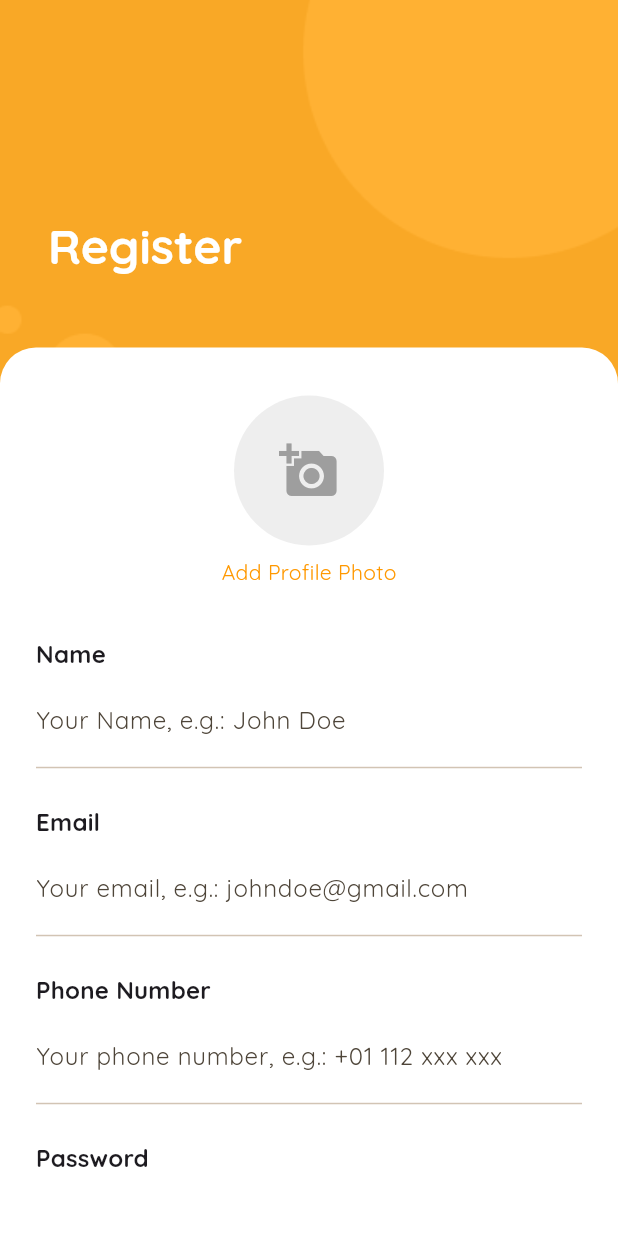
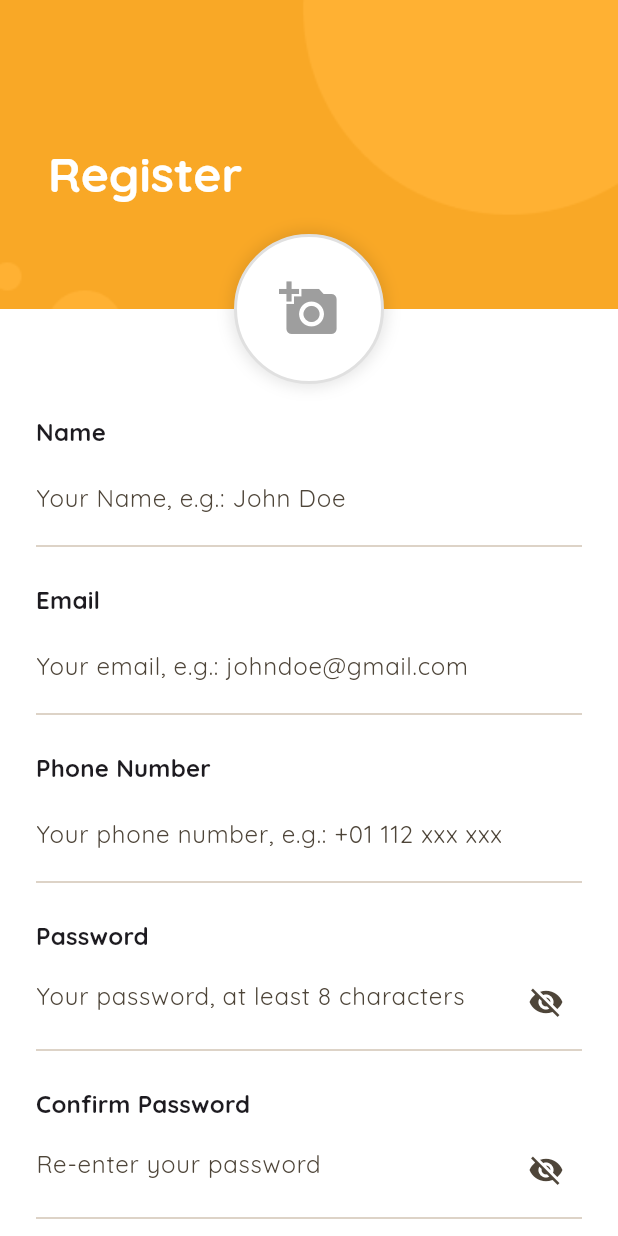
Before and after one commit to salma-elmaghawry/IEEE-Task1, a Flutter app: the RegisterScreen screen opened directly, on a phone screen of 412 x 824 dp. Run offline on Flutter 3.47's test engine with Material 3 defaults, Android fonts, the phone set to English and light mode, and no system bars; our stand-ins replace google_fonts, image_picker.

Commit message:
image picker done

```diff
--- a/lib/auth/register.dart
+++ b/lib/auth/register.dart
@@ -1,5 +1,6 @@
 import 'dart:io';
 
+import 'package:auth/auth/login.dart';
 import 'package:auth/auth/widgets/auth_header.dart';
 import 'package:flutter/material.dart';
 import 'package:flutter/gestures.dart';
@@ -37,72 +38,66 @@ class _RegisterScreenState extends State<RegisterScreen> {
   @override
   Widget build(BuildContext context) {
     final theme = Theme.of(context);
-
+    final size = MediaQuery.of(context).size;
     return Scaffold(
       backgroundColor: Colors.white,
-      body: Form(
-        key: _formKey,
-        child: Column(
+      body: Stack(
         children: [
-            const AuthHeader(
-              title: 'Register',
-              backgroundImage: 'assets/bg.png',
+          Column(
+            children: [
+              // Auth Header Only (no Stack)
+              Container(
+                height:
+                    size.height *
+                    0.25, // Reduced height to accommodate profile circle
+                width: double.infinity,
+                decoration: const BoxDecoration(
+                  image: DecorationImage(
+                    image: AssetImage('assets/bg.png'),
+                    fit: BoxFit.cover,
                   ),
+                ),
+                child: Padding(
+                  padding: const EdgeInsets.only(left: 32, bottom: 70),
+                  child: Align(
+                    alignment: Alignment.bottomLeft,
+                    child: Text(
+                      'Register',
+                      style: theme.textTheme.headlineMedium?.copyWith(
+                        color: Colors.white,
+                        fontWeight: FontWeight.bold,
+                        fontSize: 32,
+                      ),
+                    ),
+                  ),
+                ),
+              ),
+              // White Container
               Expanded(
-              child: Transform.translate(
-                offset: const Offset(0, -32),
                 child: Container(
                   width: double.infinity,
+                  margin: const EdgeInsets.only(
+                    top: 50,
+                  ), // Space for profile circle
                   decoration: BoxDecoration(
                     color: Colors.white,
-                    borderRadius: const BorderRadius.vertical(
+                    borderRadius: BorderRadius.vertical(
                       top: Radius.circular(24),
                     ),
                   ),
                   child: SingleChildScrollView(
-                    padding: const EdgeInsets.symmetric(
-                      horizontal: 24,
-                      vertical: 32,
+                    padding: const EdgeInsets.only(
+                      top: 20,
+                      left: 24,
+                      right: 24,
+                      bottom: 32,
                     ),
+                    child: Form(
+                      key: _formKey,
                       child: Column(
-                      children: [
-                        // Profile Photo Section - Now at the very top
-                        Column(
-                          children: [
-                            GestureDetector(
-                              onTap: _pickImage,
-                              child: CircleAvatar(
-                                radius: 50,
-                                backgroundColor: Colors.grey[200],
-                                backgroundImage:
-                                    _profileImage != null
-                                        ? FileImage(_profileImage!)
-                                        : null,
-                                child:
-                                    _profileImage == null
-                                        ? const Icon(
-                                          Icons.add_a_photo,
-                                          size: 40,
-                                          color: Colors.grey,
-                                        )
-                                        : null,
-                              ),
-                            ),
-                            const SizedBox(height: 8),
-                            Text(
-                              'Add Profile Photo',
-                              style: theme.textTheme.bodyMedium?.copyWith(
-                                color: Colors.orange,
-                              ),
-                            ),
-                          ],
-                        ),
-                        const SizedBox(height: 32),
-
-                        // Name Field
-                        Column(
                         crossAxisAlignment: CrossAxisAlignment.start,
                         children: [
+                          // Name Field
                           Text(
                             'Name',
                             style: theme.textTheme.titleMedium?.copyWith(
@@ -115,9 +110,7 @@ class _RegisterScreenState extends State<RegisterScreen> {
                             decoration: const InputDecoration(
                               hintText: 'Your Name, e.g.: John Doe',
                               border: InputBorder.none,
-                                contentPadding: EdgeInsets.symmetric(
-                                  vertical: 8,
-                                ),
+                              contentPadding: EdgeInsets.symmetric(vertical: 8),
                             ),
                             validator: (value) {
                               if (value == null || value.isEmpty) {
@@ -127,14 +120,9 @@ class _RegisterScreenState extends State<RegisterScreen> {
                             },
                           ),
                           const Divider(),
-                          ],
-                        ),
                           const SizedBox(height: 16),
 
                           // Email Field
-                        Column(
-                          crossAxisAlignment: CrossAxisAlignment.start,
-                          children: [
                           Text(
                             'Email',
                             style: theme.textTheme.titleMedium?.copyWith(
@@ -148,9 +136,7 @@ class _RegisterScreenState extends State<RegisterScreen> {
                             decoration: const InputDecoration(
                               hintText: 'Your email, e.g.: johndoe@gmail.com',
                               border: InputBorder.none,
-                                contentPadding: EdgeInsets.symmetric(
-                                  vertical: 8,
-                                ),
+                              contentPadding: EdgeInsets.symmetric(vertical: 8),
                             ),
                             validator: (value) {
                               if (value == null || value.isEmpty) {
@@ -163,14 +149,9 @@ class _RegisterScreenState extends State<RegisterScreen> {
                             },
                           ),
                           const Divider(),
-                          ],
-                        ),
                           const SizedBox(height: 16),
 
                           // Phone Number Field
-                        Column(
-                          crossAxisAlignment: CrossAxisAlignment.start,
-                          children: [
                           Text(
                             'Phone Number',
                             style: theme.textTheme.titleMedium?.copyWith(
@@ -185,9 +166,7 @@ class _RegisterScreenState extends State<RegisterScreen> {
                               hintText:
                                   'Your phone number, e.g.: +01 112 xxx xxx',
                               border: InputBorder.none,
-                                contentPadding: EdgeInsets.symmetric(
-                                  vertical: 8,
-                                ),
+                              contentPadding: EdgeInsets.symmetric(vertical: 8),
                             ),
                             validator: (value) {
                               if (value == null || value.isEmpty) {
@@ -197,14 +176,9 @@ class _RegisterScreenState extends State<RegisterScreen> {
                             },
                           ),
                           const Divider(),
-                          ],
-                        ),
                           const SizedBox(height: 16),
 
                           // Password Field
-                        Column(
-                          crossAxisAlignment: CrossAxisAlignment.start,
-                          children: [
                           Text(
                             'Password',
                             style: theme.textTheme.titleMedium?.copyWith(
@@ -216,8 +190,7 @@ class _RegisterScreenState extends State<RegisterScreen> {
                             controller: _passwordController,
                             obscureText: _obscurePassword,
                             decoration: InputDecoration(
-                                hintText:
-                                    'Your password, at least 8 characters',
+                              hintText: 'Your password, at least 8 characters',
                               border: InputBorder.none,
                               contentPadding: const EdgeInsets.symmetric(
                                 vertical: 8,
@@ -246,14 +219,9 @@ class _RegisterScreenState extends State<RegisterScreen> {
                             },
                           ),
                           const Divider(),
-                          ],
-                        ),
                           const SizedBox(height: 16),
 
                           // Confirm Password Field
-                        Column(
-                          crossAxisAlignment: CrossAxisAlignment.start,
-                          children: [
                           Text(
                             'Confirm Password',
                             style: theme.textTheme.titleMedium?.copyWith(
@@ -295,8 +263,6 @@ class _RegisterScreenState extends State<RegisterScreen> {
                             },
                           ),
                           const Divider(),
-                          ],
-                        ),
                           const SizedBox(height: 32),
 
                           // Register Button
@@ -317,8 +283,40 @@ class _RegisterScreenState extends State<RegisterScreen> {
                                 shape: RoundedRectangleBorder(
                                   borderRadius: BorderRadius.circular(30),
                                 ),
-                              padding: const EdgeInsets.symmetric(vertical: 16),
+                                padding: const EdgeInsets.symmetric(
+                                  vertical: 16,
+                                ),
                                 elevation: 2,
+                              ),
+                            ),
+                          ),
+                          const SizedBox(height: 16),
+                          // Register prompt
+                          Center(
+                            child: RichText(
+                              text: TextSpan(
+                                text: "Already have an account? Login",
+                                style: const TextStyle(color: Colors.black),
+                                children: [
+                                  TextSpan(
+                                    text: " here",
+                                    recognizer:
+                                        TapGestureRecognizer()
+                                          ..onTap = () {
+                                            Navigator.push(
+                                              context,
+                                              MaterialPageRoute(
+                                                builder:
+                                                    (context) => LoginScreen(),
+                                              ),
+                                            );
+                                          },
+                                    style: const TextStyle(
+                                      color: Colors.orange,
+                                      fontWeight: FontWeight.bold,
+                                    ),
+                                  ),
+                                ],
                               ),
                             ),
                           ),
@@ -330,6 +328,46 @@ class _RegisterScreenState extends State<RegisterScreen> {
               ),
             ],
           ),
+          // Profile Photo Circle (positioned between header and white container)
+          Positioned(
+            top:
+                size.height * 0.25 -
+                50, // Half in header, half in white container
+            left: 0,
+            right: 0,
+            child: Center(
+              child: GestureDetector(
+                onTap: _pickImage,
+                child: Container(
+                  width: 100,
+                  height: 100,
+                  decoration: BoxDecoration(
+                    color: Colors.white,
+                    shape: BoxShape.circle,
+                    border: Border.all(color: Colors.grey[300]!, width: 2),
+                    boxShadow: [
+                      BoxShadow(
+                        color: Colors.black.withOpacity(0.1),
+                        blurRadius: 8,
+                        spreadRadius: 2,
+                      ),
+                    ],
+                  ),
+                  child: ClipOval(
+                    child:
+                        _profileImage != null
+                            ? Image.file(_profileImage!, fit: BoxFit.cover)
+                            : Icon(
+                              Icons.add_a_photo,
+                              size: 40,
+                              color: Colors.grey,
+                            ),
+                  ),
+                ),
+              ),
+            ),
+          ),
+        ],
       ),
     );
   }
```
Lines whose indentation alone changed are shown as unchanged.
